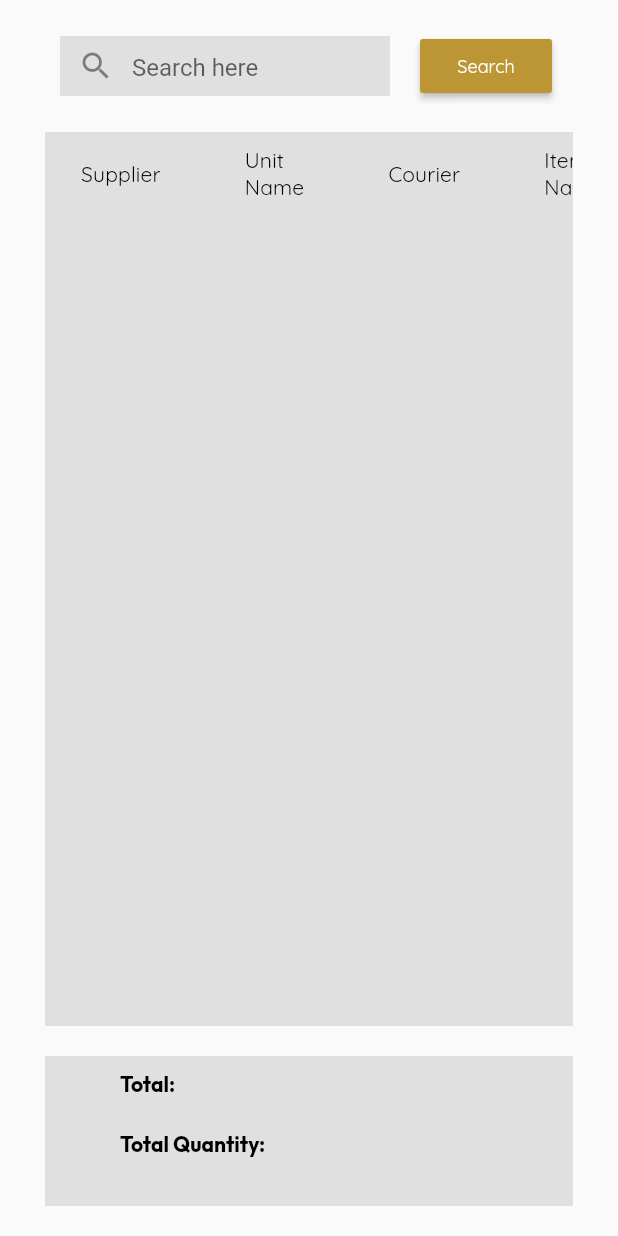
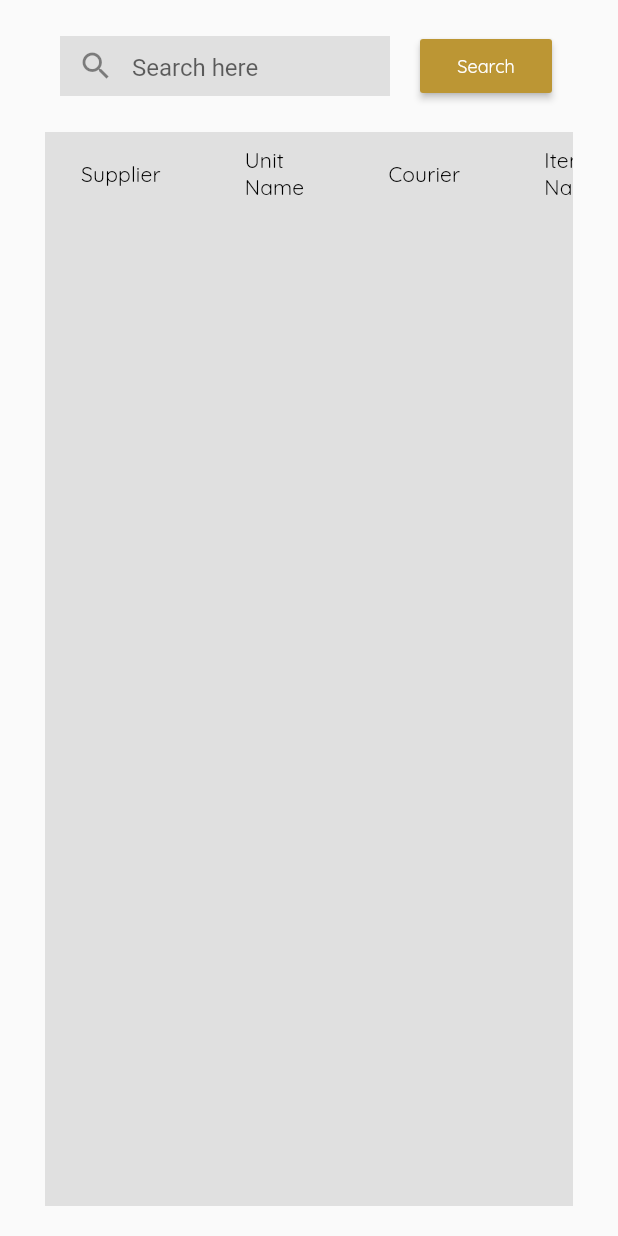
Before and after one commit to Lans12345/tracking_system, a Flutter app: the DeliverTab widget shown alone on an empty page, opened directly, on a phone screen of 412 x 824 dp. Run offline on Flutter 3.47's test engine with Material 2 defaults, Android fonts, the phone set to English and light mode, and no system bars; our stand-ins replace cloud_firestore, easy_sidemenu, firebase_core; missing offline and left inert: cloud_firestore_web, firebase_core_web, firedart; accounts and stored records are empty.

Commit message:
added total field

```diff
--- a/lib/screens/tabs/deliver_tab.dart
+++ b/lib/screens/tabs/deliver_tab.dart
@@ -157,6 +157,11 @@ class _DeliverTabState extends State<DeliverTab> {
                                           color: Colors.black)),
                                   DataColumn(
                                       label: TextRegular(
+                                          text: 'TOTAL',
+                                          fontSize: 14,
+                                          color: Colors.black)),
+                                  DataColumn(
+                                      label: TextRegular(
                                           text: 'Waybill\nNo.',
                                           fontSize: 14,
                                           color: Colors.black)),
@@ -212,6 +217,14 @@ class _DeliverTabState extends State<DeliverTab> {
                                                       (int.parse(data.docs[i]
                                                               ['price'])) *
                                                           0.45)
+                                                  .toString(),
+                                              fontSize: 12,
+                                              color: Colors.black)),
+                                          DataCell(TextRegular(
+                                              text: (int.parse(
+                                                          data.docs[i]['qty']) *
+                                                      (int.parse(data.docs[i]
+                                                          ['price'])))
                                                   .toString(),
                                               fontSize: 12,
                                               color: Colors.black)),
@@ -272,52 +285,6 @@ class _DeliverTabState extends State<DeliverTab> {
                 ),
               );
             }),
-        Container(
-          height: 100,
-          margin: const EdgeInsets.only(left: 30, right: 30, bottom: 20),
-          width: double.infinity,
-          color: Colors.grey[300],
-          child: Padding(
-            padding: const EdgeInsets.only(
-              left: 50,
-              right: 50,
-            ),
-            child: Row(
-              mainAxisAlignment: MainAxisAlignment.spaceBetween,
-              crossAxisAlignment: CrossAxisAlignment.center,
-              children: [
-                Row(
-                  children: [
-                    Column(
-                      children: [
-                        const SizedBox(
-                          height: 10,
-                        ),
-                        SizedBox(
-                            width: 180,
-                            height: 30,
-                            child: TextBold(
-                                text: 'Total: ',
-                                fontSize: 14,
-                                color: Colors.black)),
-                        const SizedBox(
-                          height: 10,
-                        ),
-                        SizedBox(
-                            width: 180,
-                            height: 30,
-                            child: TextBold(
-                                text: 'Total Quantity: ',
-                                fontSize: 14,
-                                color: Colors.black)),
-                      ],
-                    ),
-                  ],
-                ),
-              ],
-            ),
-          ),
-        ),
       ],
     );
   }
```
Also changed, not shown: lib/screens/tabs/order_tab.dart (+13 -31 lines), lib/screens/tabs/recieve_tab.dart (+13 -46 lines), lib/screens/tabs/ship_tab.dart (+14 -28 lines).
